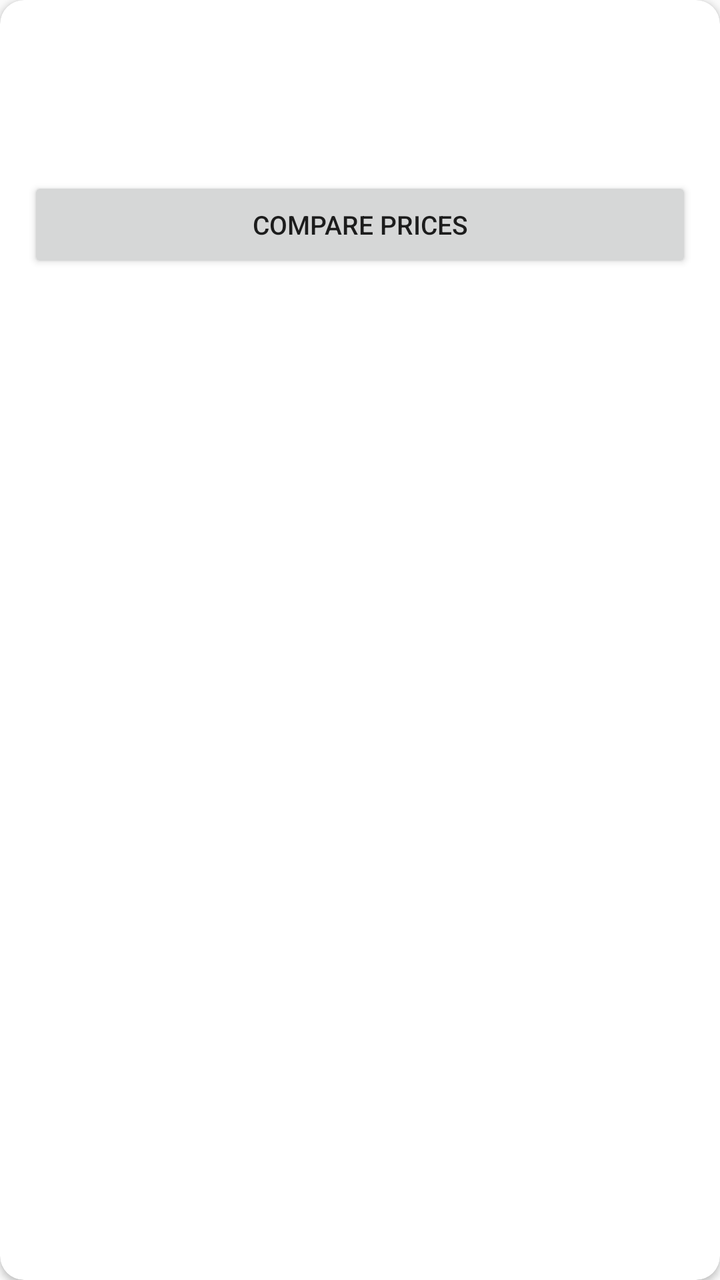
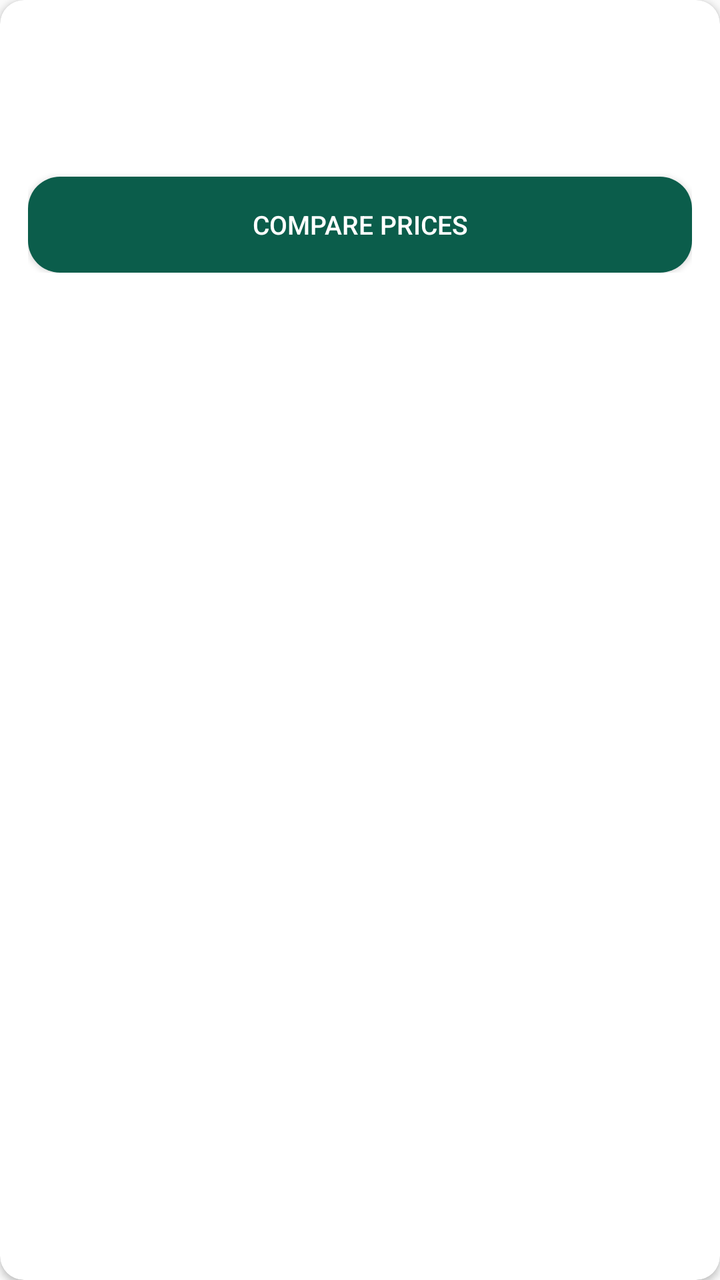

Screens rendered from an Android XML layout before and after an edit, with the pre-edit source and the edit as a unified diff.
<!-- AndroidManifest.xml: application theme Theme.Proteahealth -->
<!-- res/layout/item_prescription.xml -->
<?xml version="1.0" encoding="utf-8"?>

<androidx.cardview.widget.CardView xmlns:android="http://schemas.android.com/apk/res/android"
    xmlns:app="http://schemas.android.com/apk/res-auto"
    android:layout_width="match_parent"
    android:layout_height="wrap_content"
    android:layout_marginHorizontal="12dp"
    android:layout_marginVertical="6dp"
    app:cardCornerRadius="12dp"
    app:cardElevation="2dp">

    <LinearLayout
        android:layout_width="match_parent"
        android:layout_height="wrap_content"
        android:orientation="vertical"
        android:padding="14dp">

        <TextView
            android:id="@+id/tvMedicationName"
            android:layout_width="match_parent"
            android:layout_height="wrap_content"
            android:textSize="16sp"
            android:textStyle="bold" />

        <TextView
            android:id="@+id/tvQuantity"
            android:layout_width="match_parent"
            android:layout_height="wrap_content"
            android:layout_marginTop="4dp"
            android:textSize="14sp"
            android:textColor="#666666" />

        <TextView
            android:id="@+id/tvPrescribingDoctor"
            android:layout_width="match_parent"
            android:layout_height="wrap_content"
            android:layout_marginTop="2dp"
            android:textSize="13sp"
            android:textColor="#999999" />

        <Button
            android:id="@+id/btnComparePrices"
            android:layout_width="match_parent"
            android:layout_height="wrap_content"
            android:layout_marginTop="10dp"
            android:text="Compare Prices"
            android:textSize="13sp" />

    </LinearLayout>

</androidx.cardview.widget.CardView>
<!-- resources referenced by this layout -->
<resources>
  <style name="Theme.Proteahealth" parent="Theme.AppCompat.DayNight.NoActionBar" />
</resources>

<!-- the commit's change to res/layout/item_prescription.xml (unified diff, before → after) -->
@@ -17,6 +17,7 @@
 
         <TextView
             android:id="@+id/tvMedicationName"
+            android:textColor="@color/black"
             android:layout_width="match_parent"
             android:layout_height="wrap_content"
             android:textSize="16sp"
@@ -44,6 +45,8 @@
             android:layout_height="wrap_content"
             android:layout_marginTop="10dp"
             android:text="Compare Prices"
+            android:background="@drawable/green_button"
+            android:textColor="@color/white"
             android:textSize="13sp" />
 
     </LinearLayout>
<!-- resource entries referenced after the edit -->
@@ -1,5 +1,20 @@
 <!-- resources referenced by this layout -->
 <resources>
+  <color name="black">#FF000000</color>
+  <color name="white">#FFFFFFFF</color>
+  <!-- drawable green_button (drawable) -->
+  <?xml version="1.0" encoding="utf-8"?>
+  
+  
+  <shape xmlns:android="http://schemas.android.com/apk/res/android">
+  
+      
+      <solid android:color="#0B5D4B" />
+  
+      
+      <corners android:radius="16dp" />
+  
+  </shape>
   <style name="Theme.Proteahealth" parent="Theme.AppCompat.DayNight.NoActionBar" />
 </resources>
 
